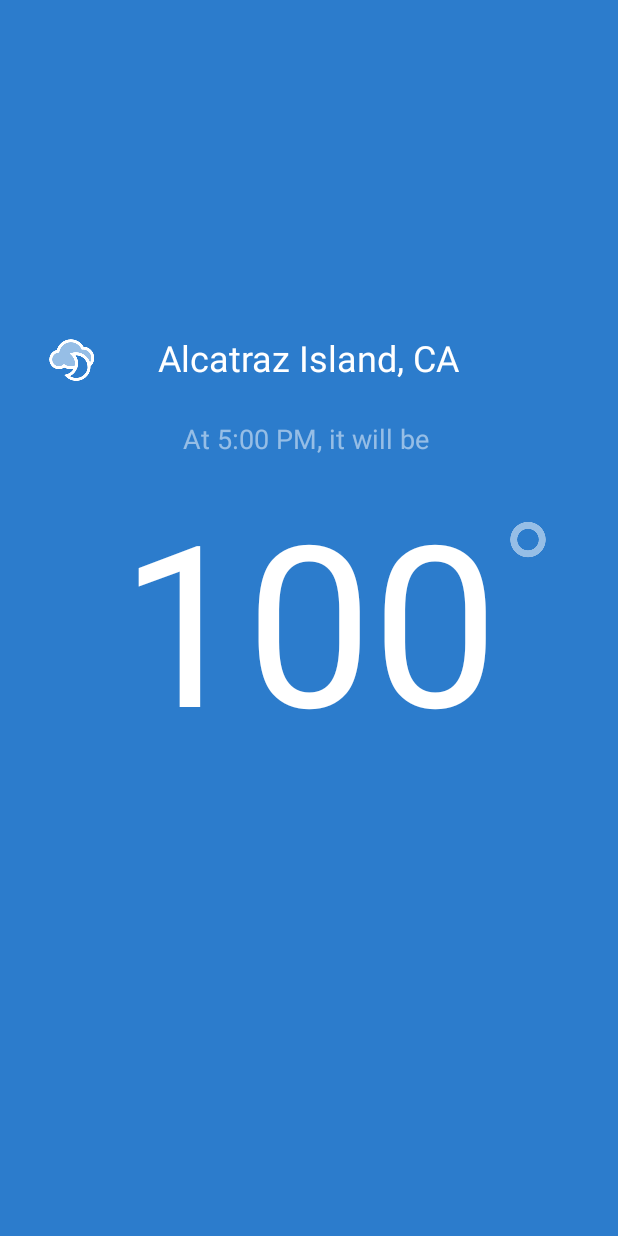
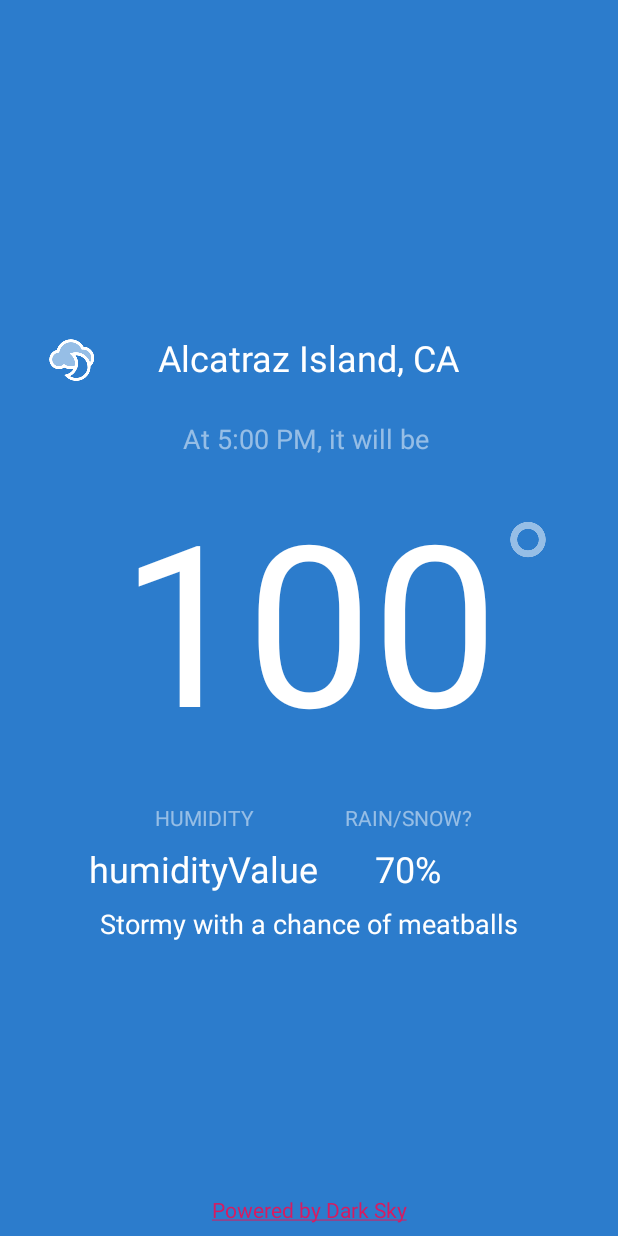
Before and after one commit to smithrm941/Stormy, an Android app: the screen it shows after launch (MainActivity), on a phone screen of 412 x 824 dp. Run offline under Robolectric (Android 15) with nearby library versions, the phone set to English and light mode, and no system bars.

Commit message:
Added Dark Sky API attribution link

```diff
--- a/app/src/main/java/com/rhondasmith/stormy/MainActivity.java
+++ b/app/src/main/java/com/rhondasmith/stormy/MainActivity.java
@@ -5,7 +5,9 @@ import android.net.ConnectivityManager;
 import android.net.NetworkInfo;
 import android.support.v7.app.AppCompatActivity;
 import android.os.Bundle;
+import android.text.method.LinkMovementMethod;
 import android.util.Log;
+import android.widget.TextView;
 import android.widget.Toast;
 
 import org.json.JSONException;
@@ -30,6 +32,11 @@ public class MainActivity extends AppCompatActivity {
     protected void onCreate(Bundle savedInstanceState) {
         super.onCreate(savedInstanceState);
         setContentView(R.layout.activity_main);
+
+        // Making the Dark Sky attribution link work:
+        TextView darkSky = findViewById(R.id.darkSkyAttribution);
+
+        darkSky.setMovementMethod(LinkMovementMethod.getInstance());
 
         // GET the weather data:
             String apiKey = "534a82b17a110315d631fe419efc5d82";
--- a/app/src/main/res/layout/activity_main.xml
+++ b/app/src/main/res/layout/activity_main.xml
@@ -71,4 +71,100 @@
         app:layout_constraintStart_toStartOf="parent"
         app:srcCompat="@drawable/cloudy_night" />
 
+    <android.support.constraint.Guideline
+        android:id="@+id/guideline"
+        android:layout_width="wrap_content"
+        android:layout_height="wrap_content"
+        android:orientation="vertical"
+        app:layout_constraintGuide_percent="0.33" />
+
+    <android.support.constraint.Guideline
+        android:id="@+id/guideline2"
+        android:layout_width="wrap_content"
+        android:layout_height="wrap_content"
+        android:orientation="vertical"
+        app:layout_constraintGuide_percent="0.66" />
+
+    <TextView
+        android:id="@+id/humidityLabel"
+        android:layout_width="wrap_content"
+        android:layout_height="wrap_content"
+        android:layout_marginStart="8dp"
+        android:layout_marginTop="8dp"
+        android:layout_marginEnd="8dp"
+        android:paddingTop="15dp"
+        android:text="HUMIDITY"
+        android:textColor="@color/half_white"
+        app:layout_constraintEnd_toStartOf="@+id/guideline"
+        app:layout_constraintStart_toStartOf="@+id/guideline"
+        app:layout_constraintTop_toBottomOf="@+id/temperatureValue" />
+
+    <TextView
+        android:id="@+id/textView6"
+        android:layout_width="wrap_content"
+        android:layout_height="wrap_content"
+        android:layout_marginStart="8dp"
+        android:layout_marginTop="8dp"
+        android:layout_marginEnd="8dp"
+        android:text="humidityValue"
+        android:textColor="@android:color/white"
+        android:textSize="24sp"
+        app:layout_constraintEnd_toStartOf="@+id/guideline"
+        app:layout_constraintStart_toStartOf="@+id/guideline"
+        app:layout_constraintTop_toBottomOf="@+id/humidityLabel"
+        tools:text="0.88" />
+
+    <TextView
+        android:id="@+id/precipLabel"
+        android:layout_width="wrap_content"
+        android:layout_height="wrap_content"
+        android:layout_marginTop="8dp"
+        android:layout_marginEnd="8dp"
+        android:paddingTop="15dp"
+        android:text="RAIN/SNOW?"
+        android:textColor="@color/half_white"
+        app:layout_constraintEnd_toStartOf="@+id/guideline2"
+        app:layout_constraintStart_toStartOf="@+id/guideline2"
+        app:layout_constraintTop_toBottomOf="@+id/temperatureValue" />
+
+    <TextView
+        android:id="@+id/precipValue"
+        android:layout_width="wrap_content"
+        android:layout_height="wrap_content"
+        android:layout_marginTop="8dp"
+        android:layout_marginEnd="8dp"
+        android:text="70%"
+        android:textColor="@android:color/white"
+        android:textSize="24sp"
+        app:layout_constraintEnd_toStartOf="@+id/guideline2"
+        app:layout_constraintStart_toStartOf="@+id/guideline2"
+        app:layout_constraintTop_toBottomOf="@+id/precipLabel" />
+
+    <TextView
+        android:id="@+id/summaryValue"
+        android:layout_width="wrap_content"
+        android:layout_height="wrap_content"
+        android:layout_marginStart="8dp"
+        android:layout_marginTop="8dp"
+        android:layout_marginEnd="8dp"
+        android:text="Stormy with a chance of meatballs"
+        android:textColor="@android:color/white"
+        android:textSize="18dp"
+        app:layout_constraintEnd_toEndOf="parent"
+        app:layout_constraintStart_toStartOf="parent"
+        app:layout_constraintTop_toBottomOf="@+id/precipValue" />
+
+    <TextView
+        android:id="@+id/darkSkyAttribution"
+        android:layout_width="wrap_content"
+        android:layout_height="wrap_content"
+        android:layout_marginStart="8dp"
+        android:layout_marginEnd="8dp"
+        android:layout_marginBottom="8dp"
+        android:text="@string/dark_sky_message"
+        android:textColor="@color/half_white"
+        app:layout_constraintBottom_toBottomOf="parent"
+        app:layout_constraintEnd_toEndOf="parent"
+        app:layout_constraintStart_toStartOf="parent" />
+
 </android.support.constraint.ConstraintLayout>
--- a/app/src/main/res/values/strings.xml
+++ b/app/src/main/res/values/strings.xml
@@ -4,4 +4,5 @@
     <string name="error_message">There was an error. Please try again</string>
     <string name="error_button_ok_text">OK</string>
     <string name="network_unavailable_message">Sorry, the network is unavailable.</string>
+    <string name="dark_sky_message"><a href="https://darksky.net/poweredby">Powered by Dark Sky</a></string>
 </resources>
```
